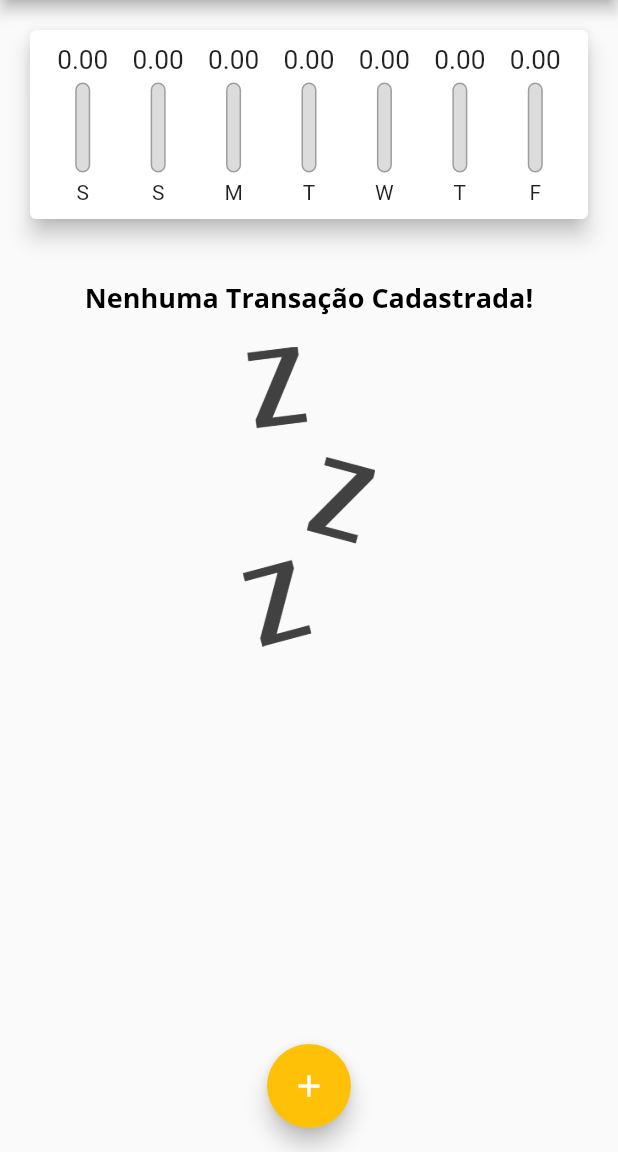
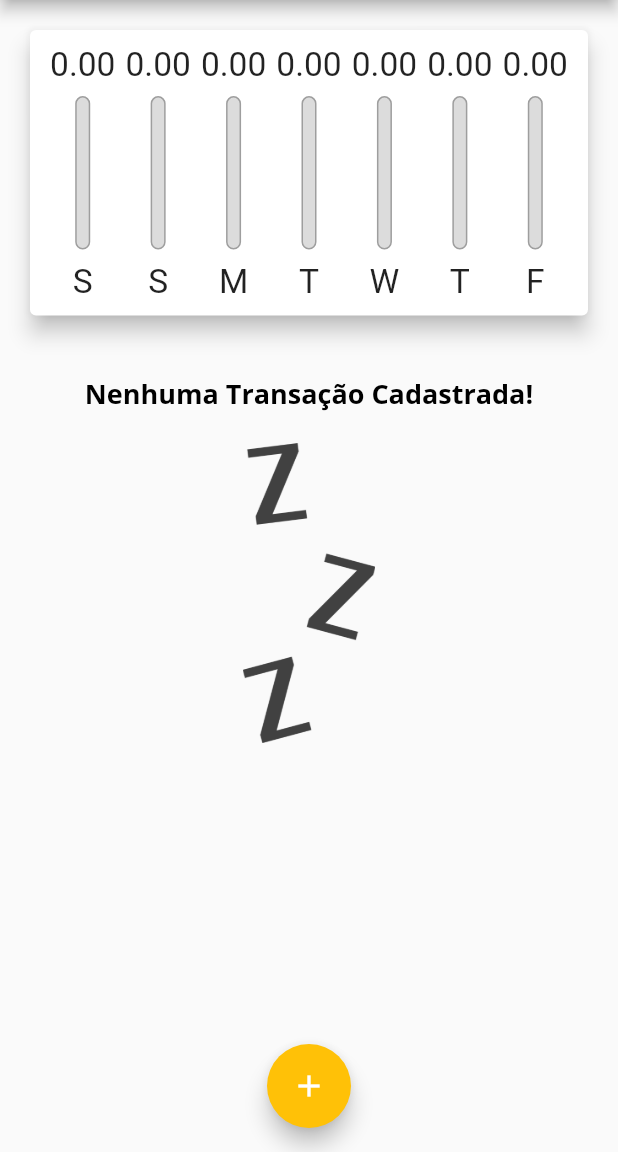
Before and after one commit to FabianoSouzaPereira/expenses, a Flutter app: the screen it shows after launch, on a phone screen of 412 x 824 dp, the part 84-1236 px from its top. Run offline on Flutter 3.47's test engine with Material 2 defaults, Android fonts, the phone set to English and light mode, and no system bars.

Commit message:
add LayoutBuilder in chart_bar.dart

```diff
--- a/lib/components/chart_bar.dart
+++ b/lib/components/chart_bar.dart
@@ -14,17 +14,19 @@ class ChartBar extends StatelessWidget {
 
   @override
   Widget build(BuildContext context) {
+    return LayoutBuilder(
+      builder: (context, constraints) {
         return Column(
           children: [
             SizedBox(
-          height: 20,
+              height: constraints.maxHeight * 0.15,
               child: FittedBox(
                 child: Text('${value!.toStringAsFixed(2)}'),
               ),
             ),
-        const SizedBox(height: 5),
+            SizedBox(height: constraints.maxHeight * 0.05),
             SizedBox(
-          height: 60,
+              height: constraints.maxHeight * 0.6,
               width: 10,
               child: Stack(
                 alignment: Alignment.bottomCenter,
@@ -51,9 +53,16 @@ class ChartBar extends StatelessWidget {
                 ],
               ),
             ),
-        const SizedBox(height: 5),
-        Text(label!),
+            SizedBox(height: constraints.maxHeight * 0.05),
+            Container(
+              height: constraints.maxHeight * 0.15,
+              child: FittedBox(
+                child: Text(label!),
+              ),
+            ),
           ],
+        );
+      },
     );
   }
 }
--- a/lib/main.dart
+++ b/lib/main.dart
@@ -95,6 +95,20 @@ class _MyHomePageState extends State<MyHomePage> {
 
   @override
   Widget build(BuildContext context) {
+    final appBar = AppBar(
+      title: const Text('Despesas Pessoais'),
+      actions: [
+        IconButton(
+          icon: const Icon(Icons.add),
+          onPressed: () => _openTransactionFormModal(context),
+        ),
+      ],
+    );
+
+    final availableHeight = MediaQuery.of(context).size.height -
+        appBar.preferredSize.height -
+        MediaQuery.of(context).padding.top;
+
     return Scaffold(
       appBar: AppBar(
         title: const Text('Despesas Pessoais'),
@@ -109,8 +123,14 @@ class _MyHomePageState extends State<MyHomePage> {
         child: Column(
           crossAxisAlignment: CrossAxisAlignment.stretch,
           children: [
-            Chart(_recentTransactions),
-            TransactionList(_transactions, _removeTransaction),
+            Container(
+              height: availableHeight * 0.3,
+              child: Chart(_recentTransactions),
+            ),
+            Container(
+              height: availableHeight * 0.7,
+              child: TransactionList(_transactions, _removeTransaction),
+            ),
           ],
         ),
       ),
```
Lines whose indentation alone changed are shown as unchanged.
